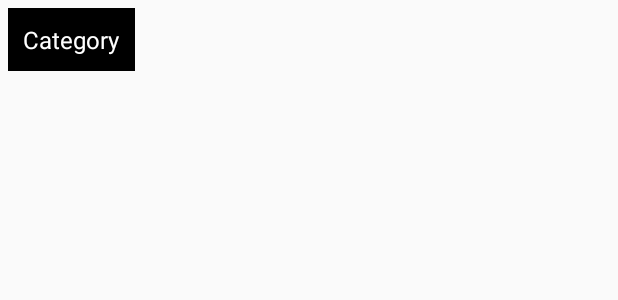
After one commit to Skyrel74/HW4L7, an Android app: the layout category_item.xml on its own in the app's theme, with its tools: preview values and no code run, on a phone screen of 412 x 824 dp. The commit adds this screen. Shown: the top 300 px of the screen. Run offline under Robolectric (Android 15) with nearby library versions, the phone set to English and light mode, and no system bars.

Commit message:
CardView fix Added Category Using my dataset

```diff
--- a/app/src/main/java/com/example/hw4l7/presenter/catalog/CatalogView.kt
+++ b/app/src/main/java/com/example/hw4l7/presenter/catalog/CatalogView.kt
@@ -1,5 +1,6 @@
 package com.example.hw4l7.presenter.catalog
 
+import com.example.hw4l7.domain.Category
 import com.example.hw4l7.domain.RemoteProduct
 import moxy.MvpView
 import moxy.viewstate.strategy.AddToEndSingleStrategy
@@ -13,6 +14,9 @@ interface CatalogView : MvpView {
     fun setProducts(list: List<RemoteProduct>)
 
     @StateStrategyType(AddToEndSingleStrategy::class)
+    fun setCategories(list: List<Category>)
+
+    @StateStrategyType(AddToEndSingleStrategy::class)
     fun showInternetError()
 
     @StateStrategyType(SkipStrategy::class)
--- a/app/src/main/java/com/example/hw4l7/ui/catalog/CatalogAdapter.kt
+++ b/app/src/main/java/com/example/hw4l7/ui/catalog/ProductAdapter.kt
@@ -13,9 +13,9 @@ import com.example.hw4l7.domain.RemoteProduct
 import kotlinx.android.extensions.LayoutContainer
 import kotlinx.android.synthetic.main.catalog_item.*
 
-class CatalogAdapter(
+class ProductAdapter(
     private val onProductClick: (RemoteProduct) -> Unit
-) : RecyclerView.Adapter<CatalogAdapter.ViewHolder>() {
+) : RecyclerView.Adapter<ProductAdapter.ViewHolder>() {
 
     private var categories: List<RemoteProduct> = listOf()
     lateinit var context: Context
--- /dev/null
+++ b/app/src/main/res/layout/category_item.xml
@@ -0,0 +1,22 @@
+<?xml version="1.0" encoding="utf-8"?>
+<androidx.constraintlayout.widget.ConstraintLayout xmlns:android="http://schemas.android.com/apk/res/android"
+    xmlns:app="http://schemas.android.com/apk/res-auto"
+    android:layout_width="wrap_content"
+    android:layout_height="wrap_content">
+
+    <TextView
+        android:id="@+id/categoryTv"
+        android:layout_width="wrap_content"
+        android:layout_height="wrap_content"
+        android:padding="10dp"
+        android:layout_margin="5dp"
+        android:text="@string/categoryName"
+        android:textColor="@android:color/white"
+        android:background="@android:color/background_dark"
+        android:textSize="16sp"
+        app:layout_constraintBottom_toBottomOf="parent"
+        app:layout_constraintLeft_toLeftOf="parent"
+        app:layout_constraintRight_toRightOf="parent"
+        app:layout_constraintTop_toTopOf="parent" />
+
+</androidx.constraintlayout.widget.ConstraintLayout>
--- a/app/src/main/res/values/strings.xml
+++ b/app/src/main/res/values/strings.xml
@@ -41,4 +41,5 @@
     <string name="detailed_photo_title">detailed_photo</string>
     <string name="some_text">someText</string>
     <string name="productImg">ProductImage</string>
+    <string name="categoryName">Category</string>
 </resources>
```
Also changed, not shown: app/src/main/java/com/example/hw4l7/domain/MainApi.kt (+9 -2 lines), app/src/main/java/com/example/hw4l7/presenter/catalog/CatalogPresenter.kt (+8 -3 lines), app/src/main/java/com/example/hw4l7/ui/catalog/CatalogActivity.kt (+19 -6 lines), app/src/main/java/com/example/hw4l7/ui/catalog/CategoryAdapter.kt (added, +42 -0 lines), app/src/main/res/layout/activity_catalog.xml (+8 -2 lines), app/src/main/res/layout/catalog_item.xml (+4 -3 lines).
